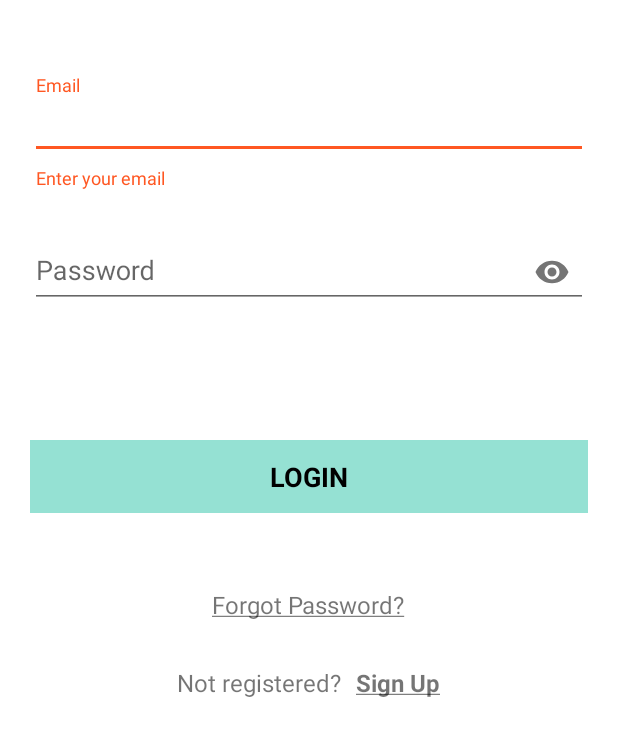
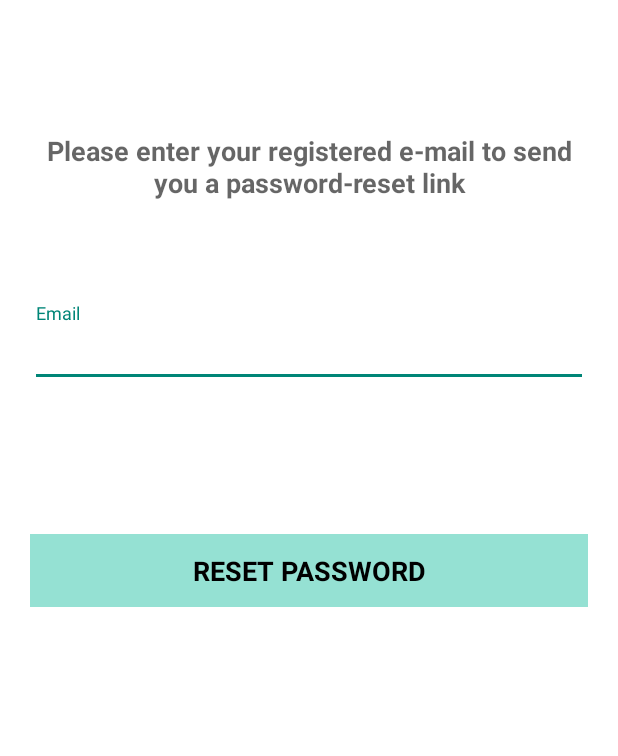
Before and after one commit to RamiAbuShaqra/Share-Rent, an Android app: the LoginActivity screen opened directly, with no data from a screen before it, after a tap on "Forgot Password?", on a phone screen of 412 x 824 dp, the part 84-840 px from its top. Run offline under Robolectric (Android 15) with nearby library versions, the phone set to English and light mode, and no system bars; our stand-ins replace Firebase (no records; nobody signed in at launch, a user with empty details on screens opened directly); 1 statement that could not run was skipped; 1 other tap on this screen came first.

Commit message:
Create ResetPassword activity

```diff
--- a/app/src/main/AndroidManifest.xml
+++ b/app/src/main/AndroidManifest.xml
@@ -10,6 +10,16 @@
         android:roundIcon="@mipmap/ic_launcher_round"
         android:supportsRtl="true"
         android:theme="@style/Theme.ShareRent">
+        <activity
+            android:name=".ResetPasswordActivity"
+            android:exported="true"
+            android:parentActivityName=".LoginActivity">
+
+            <!-- Parent activity meta-data to support 4.0 and lower -->
+            <meta-data
+                android:name="android.support.PARENT_ACTIVITY"
+                android:value=".LoginActivity" />
+        </activity>
         <activity
             android:name=".ReviewItemsOptions"
             android:exported="true"
--- a/app/src/main/java/com/gmail/rami/abushaqra79/sharerent/ChooseItemsActivity.java
+++ b/app/src/main/java/com/gmail/rami/abushaqra79/sharerent/ChooseItemsActivity.java
@@ -69,7 +69,7 @@ public class ChooseItemsActivity extends MainActivity {
         ArrayList<String> locations = new ArrayList<>();
 
         ReadAndWriteDatabase rwd = new ReadAndWriteDatabase(this);
-        rwd.readLocationInfo(new ValueEventListener() {
+        rwd.fetchData(new ValueEventListener() {
             @Override
             public void onDataChange(@NonNull DataSnapshot snapshot) {
                 if (snapshot.exists()) {
--- a/app/src/main/java/com/gmail/rami/abushaqra79/sharerent/LoginActivity.java
+++ b/app/src/main/java/com/gmail/rami/abushaqra79/sharerent/LoginActivity.java
@@ -25,9 +25,6 @@ public class LoginActivity extends AppCompatActivity {
 
     private EditText email;
     private EditText password;
-    private TextView login;
-    private TextView resetPassword;
-    private TextView signUpPage;
     private TextInputLayout emailInputLayout;
     private TextInputLayout passwordInputLayout;
     private ProgressBar progressBar;
@@ -85,7 +82,7 @@ public class LoginActivity extends AppCompatActivity {
             }
         });
 
-        login = findViewById(R.id.login);
+        TextView login = findViewById(R.id.login);
         login.setOnClickListener(new View.OnClickListener() {
             @Override
             public void onClick(View v) {
@@ -126,15 +123,16 @@ public class LoginActivity extends AppCompatActivity {
             }
         });
 
-        resetPassword = findViewById(R.id.reset_password);
+        TextView resetPassword = findViewById(R.id.reset_password);
         resetPassword.setOnClickListener(new View.OnClickListener() {
             @Override
             public void onClick(View v) {
-                // TODO Start the reset password activity.
+                Intent intent = new Intent(LoginActivity.this, ResetPasswordActivity.class);
+                startActivity(intent);
             }
         });
 
-        signUpPage = findViewById(R.id.sign_up_page);
+        TextView signUpPage = findViewById(R.id.sign_up_page);
         signUpPage.setOnClickListener(new View.OnClickListener() {
             @Override
             public void onClick(View v) {
--- /dev/null
+++ b/app/src/main/java/com/gmail/rami/abushaqra79/sharerent/ResetPasswordActivity.java
@@ -0,0 +1,81 @@
+package com.gmail.rami.abushaqra79.sharerent;
+
+import androidx.annotation.NonNull;
+import androidx.appcompat.app.AppCompatActivity;
+
+import android.os.Bundle;
+import android.text.Editable;
+import android.text.TextWatcher;
+import android.view.View;
+import android.widget.EditText;
+import android.widget.ProgressBar;
+import android.widget.TextView;
+import android.widget.Toast;
+
+import com.google.android.gms.tasks.OnCompleteListener;
+import com.google.android.gms.tasks.Task;
+import com.google.android.material.textfield.TextInputLayout;
+import com.google.firebase.auth.FirebaseAuth;
+
+public class ResetPasswordActivity extends AppCompatActivity {
+
+    @Override
+    protected void onCreate(Bundle savedInstanceState) {
+        super.onCreate(savedInstanceState);
+        setContentView(R.layout.activity_reset_password);
+
+        FirebaseAuth auth = FirebaseAuth.getInstance();
+
+        TextInputLayout inputLayout = findViewById(R.id.email_input_layout);
+        EditText registeredEmail = findViewById(R.id.registered_email);
+        TextView resetPassword = findViewById(R.id.send_link);
+        ProgressBar progressBar = findViewById(R.id.progress_bar);
+
+        registeredEmail.addTextChangedListener(new TextWatcher() {
+            @Override
+            public void beforeTextChanged(CharSequence s, int start, int count, int after) {
+            }
+
+            @Override
+            public void onTextChanged(CharSequence s, int start, int before, int count) {
+            }
+
+            @Override
+            public void afterTextChanged(Editable s) {
+                inputLayout.setError(null);
+            }
+        });
+
+        resetPassword.setOnClickListener(new View.OnClickListener() {
+            @Override
+            public void onClick(View v) {
+                String email = registeredEmail.getText().toString().trim();
+
+                if (email.equals("")) {
+                    inputLayout.setError("Enter your registered email");
+                    return;
+                }
+
+                progressBar.setVisibility(View.VISIBLE);
+
+                auth.sendPasswordResetEmail(email)
+                        .addOnCompleteListener(ResetPasswordActivity.this, new OnCompleteListener<Void>() {
+                            @Override
+                            public void onComplete(@NonNull Task<Void> task) {
+                                if (task.isSuccessful()) {
+                                    Toast.makeText(ResetPasswordActivity.this,
+                                            "Please check your email to reset your password",
+                                            Toast.LENGTH_LONG).show();
+                                    finish();
+                                } else {
+                                    Toast.makeText(ResetPasswordActivity.this,
+                                            "Failed to send reset email", Toast.LENGTH_LONG).show();
+                                }
+
+                                progressBar.setVisibility(View.INVISIBLE);
+                            }
+                        });
+            }
+        });
+    }
+}
--- a/app/src/main/res/layout/activity_login.xml
+++ b/app/src/main/res/layout/activity_login.xml
@@ -88,6 +88,7 @@
         android:layout_gravity="center"
         android:layout_marginTop="30dp"
         android:layout_marginBottom="30dp"
+        android:background="?android:attr/selectableItemBackground"
         android:fontFamily="sans-serif"
         android:textSize="16sp"
         android:text="@string/forget_password"/>
--- /dev/null
+++ b/app/src/main/res/layout/activity_reset_password.xml
@@ -0,0 +1,74 @@
+<?xml version="1.0" encoding="utf-8"?>
+<LinearLayout xmlns:android="http://schemas.android.com/apk/res/android"
+    xmlns:tools="http://schemas.android.com/tools"
+    android:layout_width="match_parent"
+    android:layout_height="match_parent"
+    android:orientation="vertical"
+    tools:context=".ResetPasswordActivity">
+
+    <TextView
+        android:layout_width="match_parent"
+        android:layout_height="wrap_content"
+        android:layout_marginTop="70dp"
+        android:padding="18dp"
+        android:gravity="center"
+        android:textStyle="bold"
+        android:textAppearance="?android:textAppearanceMedium"
+        android:text="Please enter your registered e-mail to send you a password-reset link"/>
+
+    <com.google.android.material.textfield.TextInputLayout
+        android:id="@+id/email_input_layout"
+        android:layout_width="match_parent"
+        android:layout_height="wrap_content"
+        android:layout_marginLeft="20dp"
+        android:layout_marginRight="20dp"
+        android:layout_marginBottom="20dp"
+        android:layout_marginTop="50dp">
+
+        <com.google.android.material.textfield.TextInputEditText
+            android:id="@+id/registered_email"
+            android:layout_width="match_parent"
+            android:layout_height="wrap_content"
+            android:hint="@string/prompt_email"
+            android:autofillHints="emailAddress"
+            android:inputType="textEmailAddress"/>
+
+    </com.google.android.material.textfield.TextInputLayout>
+
+    <ProgressBar
+        android:id="@+id/progress_bar"
+        android:layout_width="wrap_content"
+        android:layout_height="wrap_content"
+        android:layout_gravity="center"
+        android:indeterminate="true"
+        android:visibility="invisible"/>
+
+    <FrameLayout
+        android:layout_width="match_parent"
+        android:layout_height="wrap_content"
+        android:layout_marginLeft="20dp"
+        android:layout_marginRight="20dp"
+        android:layout_marginBottom="20dp"
+        android:layout_marginTop="30dp"
+        android:background="@color/color_primary">
+
+        <TextView
+            android:id="@+id/send_link"
+            android:layout_width="match_parent"
+            android:layout_height="match_parent"
+            android:paddingTop="12dp"
+            android:paddingBottom="12dp"
+            android:gravity="center"
+            android:clickable="true"
+            android:focusable="true"
+            android:background="?android:attr/selectableItemBackground"
+            android:fontFamily="sans-serif"
+            android:textSize="18sp"
+            android:textStyle="bold"
+            android:textAllCaps="true"
+            android:textColor="@color/black"
+            android:text="Reset Password" />
+
+    </FrameLayout>
+
+</LinearLayout>
```
